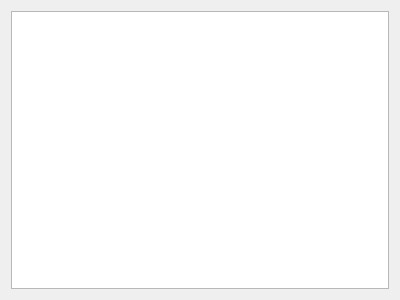
First picture: the form in InstaGrader/displaytable.ui, repository AcademyAutograder/Autograder-0.1, before the edit.
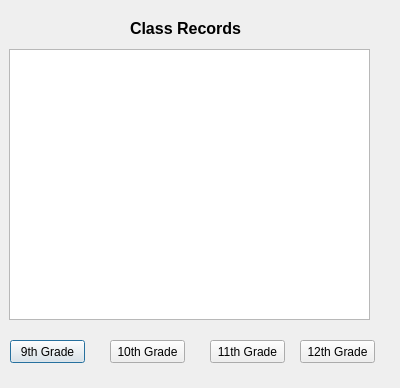
Second picture: the form after the edit.

Patch:
```diff
--- a/InstaGrader/displaytable.ui
+++ b/InstaGrader/displaytable.ui
@@ -7,17 +7,94 @@
     <x>0</x>
     <y>0</y>
     <width>400</width>
-    <height>300</height>
+    <height>388</height>
    </rect>
   </property>
   <property name="windowTitle">
    <string>Dialog</string>
   </property>
-  <layout class="QHBoxLayout" name="horizontalLayout">
-   <item>
-    <widget class="QTableView" name="tableView"/>
-   </item>
-  </layout>
+  <widget class="QTableView" name="tableView">
+   <property name="geometry">
+    <rect>
+     <x>9</x>
+     <y>49</y>
+     <width>361</width>
+     <height>271</height>
+    </rect>
+   </property>
+  </widget>
+  <widget class="QPushButton" name="pushButton9">
+   <property name="geometry">
+    <rect>
+     <x>10</x>
+     <y>340</y>
+     <width>75</width>
+     <height>23</height>
+    </rect>
+   </property>
+   <property name="text">
+    <string>9th Grade</string>
+   </property>
+  </widget>
+  <widget class="QPushButton" name="pushButton10">
+   <property name="geometry">
+    <rect>
+     <x>110</x>
+     <y>340</y>
+     <width>75</width>
+     <height>23</height>
+    </rect>
+   </property>
+   <property name="text">
+    <string>10th Grade</string>
+   </property>
+  </widget>
+  <widget class="QPushButton" name="pushButton11">
+   <property name="geometry">
+    <rect>
+     <x>210</x>
+     <y>340</y>
+     <width>75</width>
+     <height>23</height>
+    </rect>
+   </property>
+   <property name="text">
+    <string>11th Grade</string>
+   </property>
+  </widget>
+  <widget class="QPushButton" name="pushButton12">
+   <property name="geometry">
+    <rect>
+     <x>300</x>
+     <y>340</y>
+     <width>75</width>
+     <height>23</height>
+    </rect>
+   </property>
+   <property name="text">
+    <string>12th Grade</string>
+   </property>
+  </widget>
+  <widget class="QLabel" name="label">
+   <property name="geometry">
+    <rect>
+     <x>130</x>
+     <y>20</y>
+     <width>121</width>
+     <height>16</height>
+    </rect>
+   </property>
+   <property name="font">
+    <font>
+     <pointsize>12</pointsize>
+     <weight>75</weight>
+     <bold>true</bold>
+    </font>
+   </property>
+   <property name="text">
+    <string>Class Records</string>
+   </property>
+  </widget>
  </widget>
  <resources/>
  <connections/>
```
